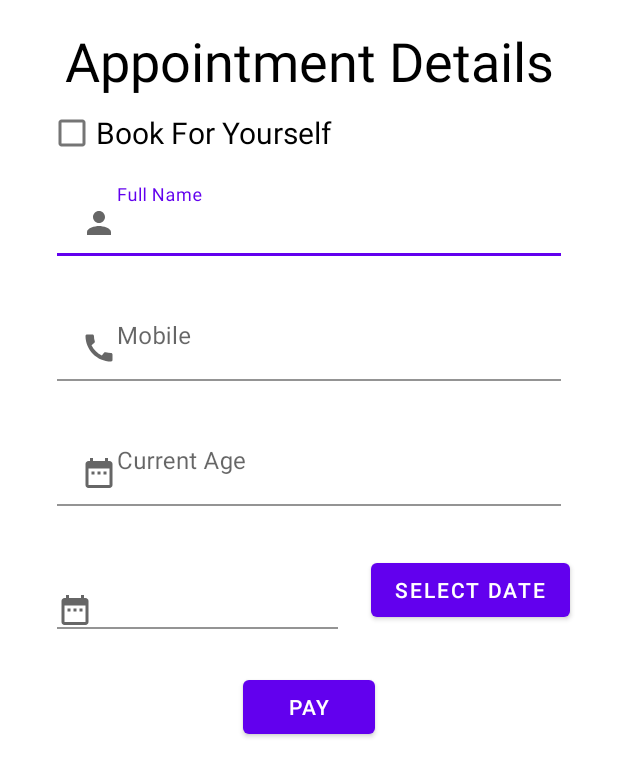
After one commit to UmangGoti/GetYourDoctor, an Android app: the Appointment screen opened directly, with no data from a screen before it, on a phone screen of 412 x 824 dp. The commit adds this screen. Shown: the top 777 px of the screen. Run offline under Robolectric (Android 15) with nearby library versions, the phone set to English and light mode, and no system bars; our stand-ins replace Firebase (no records; nobody signed in at launch, a user with empty details on screens opened directly); libraries missing offline, so code that uses them is left out: com.razorpay; Roboto replaces fonts that are not available here; 1 statement that could not run was skipped.

Commit message:
Added Appointment Booking

```diff
--- a/app/build.gradle
+++ b/app/build.gradle
@@ -24,6 +24,10 @@ android {
     }
 }
 
+repositories {
+    mavenCentral()
+}
+
 dependencies {
     implementation fileTree(dir: "libs", include: ["*.jar"])
     implementation "org.jetbrains.kotlin:kotlin-stdlib:$kotlin_version"
@@ -43,6 +47,7 @@ dependencies {
     implementation 'com.google.android.gms:play-services-maps:17.0.0'
     implementation 'com.google.android.gms:play-services-location:17.1.0'
     implementation 'com.google.android.material:material:1.1.0'
+    implementation 'com.razorpay:checkout:1.6.6'
 
 
 
--- /dev/null
+++ b/app/src/main/res/layout/activity_appointment.xml
@@ -0,0 +1,152 @@
+<?xml version="1.0" encoding="utf-8"?>
+<androidx.constraintlayout.widget.ConstraintLayout xmlns:android="http://schemas.android.com/apk/res/android"
+    xmlns:app="http://schemas.android.com/apk/res-auto"
+    xmlns:tools="http://schemas.android.com/tools"
+    android:layout_width="match_parent"
+    android:layout_height="match_parent"
+    tools:context=".Appointment">
+
+    <TextView
+        android:id="@+id/textView1"
+        android:layout_width="match_parent"
+        android:layout_height="wrap_content"
+        android:layout_marginTop="16dp"
+        android:text="Appointment Details"
+        android:textAlignment="center"
+        android:textColor="@color/black"
+        android:textSize="36sp"
+        app:layout_constraintEnd_toEndOf="parent"
+        app:layout_constraintStart_toStartOf="parent"
+        app:layout_constraintTop_toTopOf="parent"
+        />
+
+    <com.google.android.material.checkbox.MaterialCheckBox
+
+        android:id="@+id/checkbox1"
+        android:layout_width="match_parent"
+        android:layout_height="wrap_content"
+        android:text="Book For Yourself"
+        android:layout_marginStart="32dp"
+        android:textSize="20sp"
+        android:checked="false"
+        app:layout_constraintTop_toBottomOf="@+id/textView1"/>
+
+    <com.google.android.material.textfield.TextInputLayout
+        android:id="@+id/textInputLayout3"
+        android:layout_width="match_parent"
+        android:layout_height="0dp"
+        android:layout_marginStart="32dp"
+        android:layout_marginEnd="32dp"
+        android:paddingLeft="6dp"
+        android:paddingRight="6dp"
+        app:layout_constraintEnd_toEndOf="parent"
+        app:layout_constraintStart_toStartOf="parent"
+        app:layout_constraintTop_toBottomOf="@+id/checkbox1">
+
+        <com.google.android.material.textfield.TextInputEditText
+            android:id="@+id/userNameAEt"
+            android:layout_width="match_parent"
+            android:layout_height="wrap_content"
+            android:background="@color/white"
+            android:drawableStart="@drawable/ic_person"
+            android:hint="Full Name"
+            android:inputType="text"/>
+    </com.google.android.material.textfield.TextInputLayout>
+
+
+    <com.google.android.material.textfield.TextInputLayout
+        android:id="@+id/textInputLayout4"
+        android:layout_width="match_parent"
+        android:layout_height="0dp"
+        android:layout_marginStart="32dp"
+        android:layout_marginTop="25dp"
+        android:layout_marginEnd="32dp"
+        android:paddingLeft="6dp"
+        android:paddingRight="6dp"
+        app:layout_constraintEnd_toEndOf="parent"
+        app:layout_constraintStart_toStartOf="parent"
+        app:layout_constraintTop_toBottomOf="@+id/textInputLayout3">
+
+        <com.google.android.material.textfield.TextInputEditText
+            android:id="@+id/contactAEt"
+            android:layout_width="match_parent"
+            android:layout_height="wrap_content"
+            android:background="@color/white"
+            android:drawableStart="@drawable/ic_call"
+            android:hint="Mobile"
+            android:inputType="number"
+            android:maxLength="10"/>
+    </com.google.android.material.textfield.TextInputLayout>
+
+    <com.google.android.material.textfield.TextInputLayout
+        android:id="@+id/textInputLayout5"
+        android:layout_width="match_parent"
+        android:layout_height="0dp"
+        android:layout_marginStart="32dp"
+        android:layout_marginTop="25dp"
+        android:layout_marginEnd="32dp"
+        android:paddingLeft="6dp"
+        android:paddingRight="6dp"
+        app:layout_constraintEnd_toEndOf="parent"
+        app:layout_constraintStart_toStartOf="parent"
+        app:layout_constraintTop_toBottomOf="@+id/textInputLayout4">
+
+        <com.google.android.material.textfield.TextInputEditText
+            android:id="@+id/ageAEt"
+            android:layout_width="match_parent"
+            android:layout_height="wrap_content"
+            android:background="@color/white"
+            android:drawableStart="@drawable/ic_birthdate"
+            android:hint="Current Age"
+            android:inputType="number"
+            android:maxLength="3"/>
+    </com.google.android.material.textfield.TextInputLayout>
+
+
+    <com.google.android.material.textfield.TextInputLayout
+        android:id="@+id/textInputLayout6"
+        android:layout_width="0dp"
+        android:layout_height="58dp"
+        android:layout_marginStart="32dp"
+        android:layout_marginTop="25dp"
+        android:layout_marginEnd="16dp"
+        android:orientation="horizontal"
+        android:paddingLeft="6dp"
+        android:paddingRight="6dp"
+        app:layout_constraintEnd_toStartOf="@+id/adBtn"
+        app:layout_constraintStart_toStartOf="parent"
+        app:layout_constraintTop_toBottomOf="@+id/textInputLayout5">
+
+        <com.google.android.material.textfield.MaterialAutoCompleteTextView
+            android:id="@+id/adAEt"
+            android:layout_width="match_parent"
+            android:layout_height="wrap_content"
+            android:background="@color/white"
+            android:layout_marginTop="32dp"
+            android:drawableStart="@drawable/ic_birthdate" />
+    </com.google.android.material.textfield.TextInputLayout>
+
+    <Button
+        android:id="@+id/adBtn"
+        android:layout_width="wrap_content"
+        android:layout_height="wrap_content"
+        android:layout_marginTop="32dp"
+        android:layout_marginEnd="32dp"
+        android:layout_weight="1"
+        android:text="Select Date"
+        app:layout_constraintEnd_toEndOf="parent"
+        app:layout_constraintTop_toBottomOf="@+id/textInputLayout5" />
+
+    <Button
+        android:id="@+id/payBtn"
+        android:layout_width="wrap_content"
+        android:layout_height="wrap_content"
+        android:text="Pay"
+        app:layout_constraintEnd_toEndOf="parent"
+        app:layout_constraintStart_toStartOf="parent"
+        android:layout_marginTop="30dp"
+        android:textAlignment="center"
+        app:layout_constraintTop_toBottomOf="@+id/adBtn"/>
+
+
+</androidx.constraintlayout.widget.ConstraintLayout>
--- a/app/src/main/res/layout/activity_hospital_info.xml
+++ b/app/src/main/res/layout/activity_hospital_info.xml
@@ -169,7 +169,7 @@
         android:layout_height="wrap_content"
         android:layout_marginEnd="16dp"
         android:layout_marginBottom="16dp"
-        android:text="Pay"
+        android:text="Book"
         android:textColor="@color/white"
         android:drawableLeft="@drawable/ic_card"
         app:layout_constraintBottom_toBottomOf="parent"
--- a/app/src/main/res/layout/fragment_profile_menu.xml
+++ b/app/src/main/res/layout/fragment_profile_menu.xml
@@ -97,7 +97,7 @@
         android:id="@+id/transectionBtn"
         android:layout_width="0dp"
         android:layout_height="wrap_content"
-        android:text="Transection"
+        android:text="Transaction"
         android:textAlignment="textStart"
         android:textColor="@color/black"
         android:textSize="20sp"
```
Also changed, not shown: app/src/main/AndroidManifest.xml (+8 -1 lines), app/src/main/java/com/example/getyourdoctor/Appointment.kt (added, +206 -0 lines), app/src/main/java/com/example/getyourdoctor/HospitalInfo.kt (+13 -0 lines), app/src/main/java/com/example/getyourdoctor/adapter/HospitalAdapter.kt (+7 -0 lines), app/src/main/java/com/example/getyourdoctor/dataclass/HospitalData.kt (+9 -0 lines).
